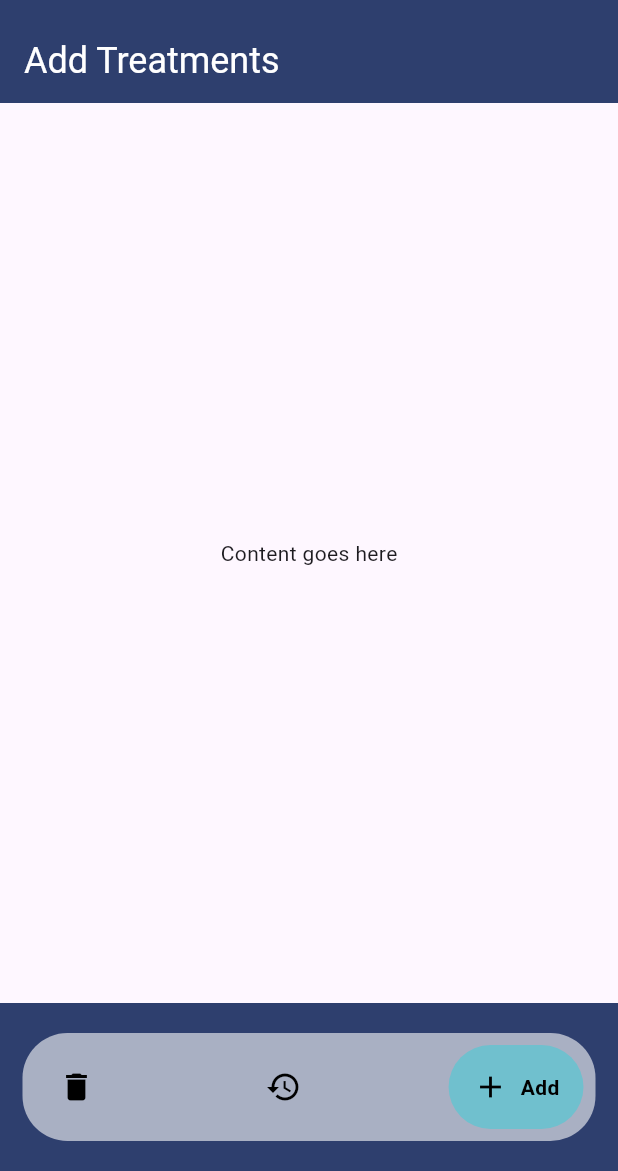
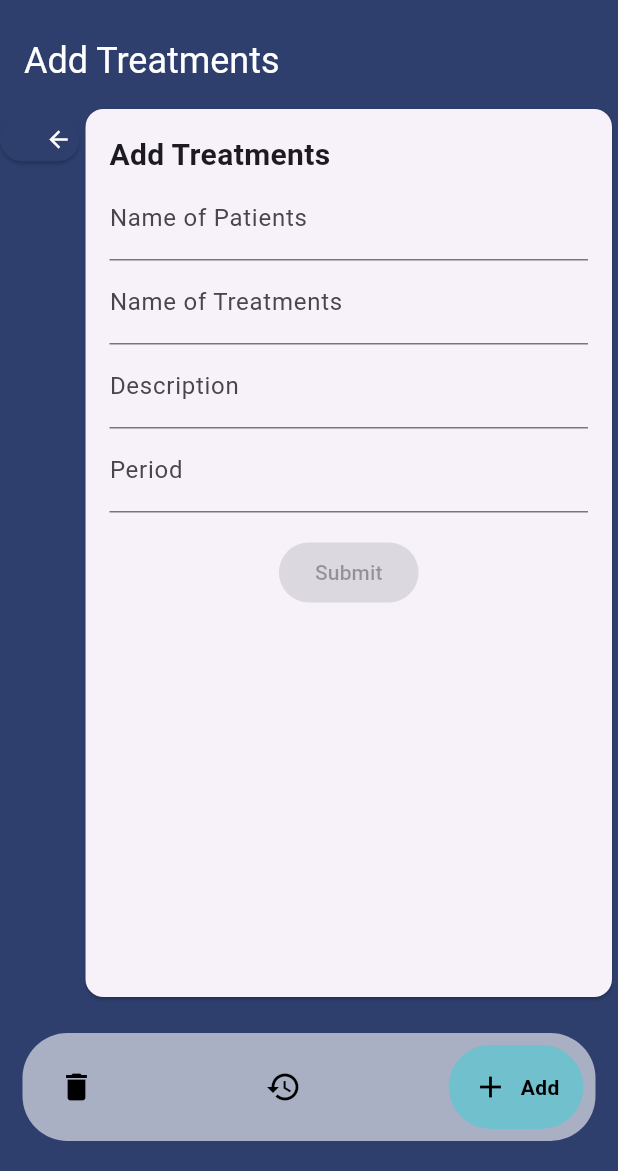
Before and after one commit to MedSolutions-SW65/MedSystemFlutter, a Flutter app: the screen it shows after launch, item 3 of the bottom bar chosen, on a phone screen of 412 x 824 dp, the part 65-1236 px from its top. Run offline on Flutter 3.47's test engine with Material 3 defaults, Android fonts, the phone set to English and light mode, and no system bars; drawn by our look-alikes of google_nav_bar; our stand-ins replace flutter_bloc; network calls fail.

Commit message:
feat: add treatments screen added

```diff
--- a/medsystem_app/lib/presentation/treatments/add_treatments_page.dart
+++ b/medsystem_app/lib/presentation/treatments/add_treatments_page.dart
@@ -1,4 +1,5 @@
 import 'package:flutter/material.dart';
+import 'package:medsystem_app/presentation/treatments/treatments_page.dart';
 
 class AddTreatmentsScreen extends StatefulWidget {
   const AddTreatmentsScreen({super.key});
@@ -18,9 +19,98 @@ class _AddTreatmentsScreenState extends State<AddTreatmentsScreen> {
         ),
         backgroundColor: const Color.fromRGBO(46, 63, 110, 1),
       ),
-      body: Container(
-        alignment: Alignment.center,
-        child: const Text('Content goes here'),
+      backgroundColor: const Color.fromRGBO(46, 63, 110, 1),
+      body: Center(
+        child: Row(
+          mainAxisAlignment: MainAxisAlignment.start,
+          children: [
+            Column(
+              children: [
+                ElevatedButton(
+                  onPressed: () {
+                    Navigator.pushReplacement(
+                      context,
+                      MaterialPageRoute(
+                        builder: (context) => const TreatmentsScreen(),
+                      ),
+                    );
+                  },
+                  style: ElevatedButton.styleFrom(
+                    backgroundColor: const Color.fromRGBO(46, 63, 110, 1),
+                    padding: const EdgeInsets.fromLTRB(30, 5, 5, 5),
+                    minimumSize: const Size(20, 30),
+                  ),
+                  child: const Icon(Icons.arrow_back, color: Colors.white),
+                ),
+              ],
+            ),
+            const SizedBox(height: 20),
+            Expanded(
+              child: Card(
+                child: Padding(
+                    padding: const EdgeInsets.all(16.0),
+                    child: Column(
+                      crossAxisAlignment: CrossAxisAlignment.start,
+                      children: [
+                        const Text(
+                          'Add Treatments',
+                          textAlign: TextAlign.center,
+                          style: TextStyle(
+                              fontWeight: FontWeight.bold, fontSize: 20),
+                        ),
+                        Form(
+                          child: Column(
+                            children: <Widget>[
+                              TextFormField(
+                                  decoration: const InputDecoration(
+                                      labelText: 'Name of Patients'),
+                                  validator: (String? value) {
+                                    if (value == null || value.isEmpty) {
+                                      return 'Please enter some text';
+                                    }
+                                    return null;
+                                  }),
+                              TextFormField(
+                                  decoration: const InputDecoration(
+                                      labelText: 'Name of Treatments'),
+                                  validator: (String? value) {
+                                    if (value == null || value.isEmpty) {
+                                      return 'Please enter some text';
+                                    }
+                                    return null;
+                                  }),
+                              TextFormField(
+                                  decoration: const InputDecoration(
+                                      labelText: 'Description'),
+                                  validator: (String? value) {
+                                    if (value == null || value.isEmpty) {
+                                      return 'Please enter some text';
+                                    }
+                                    return null;
+                                  }),
+                              TextFormField(
+                                  decoration: const InputDecoration(
+                                      labelText: 'Period'),
+                                  validator: (String? value) {
+                                    if (value == null || value.isEmpty) {
+                                      return 'Please enter some text';
+                                    }
+                                    return null;
+                                  }),
+                              const Padding(
+                                padding: EdgeInsets.symmetric(vertical: 16.0),
+                                child: ElevatedButton(
+                                    onPressed: null, child: Text("Submit")),
+                              )
+                            ],
+                          ),
+                        )
+                      ],
+                    )),
+              ),
+            ),
+          ],
+        ),
       ),
     );
   }
```
